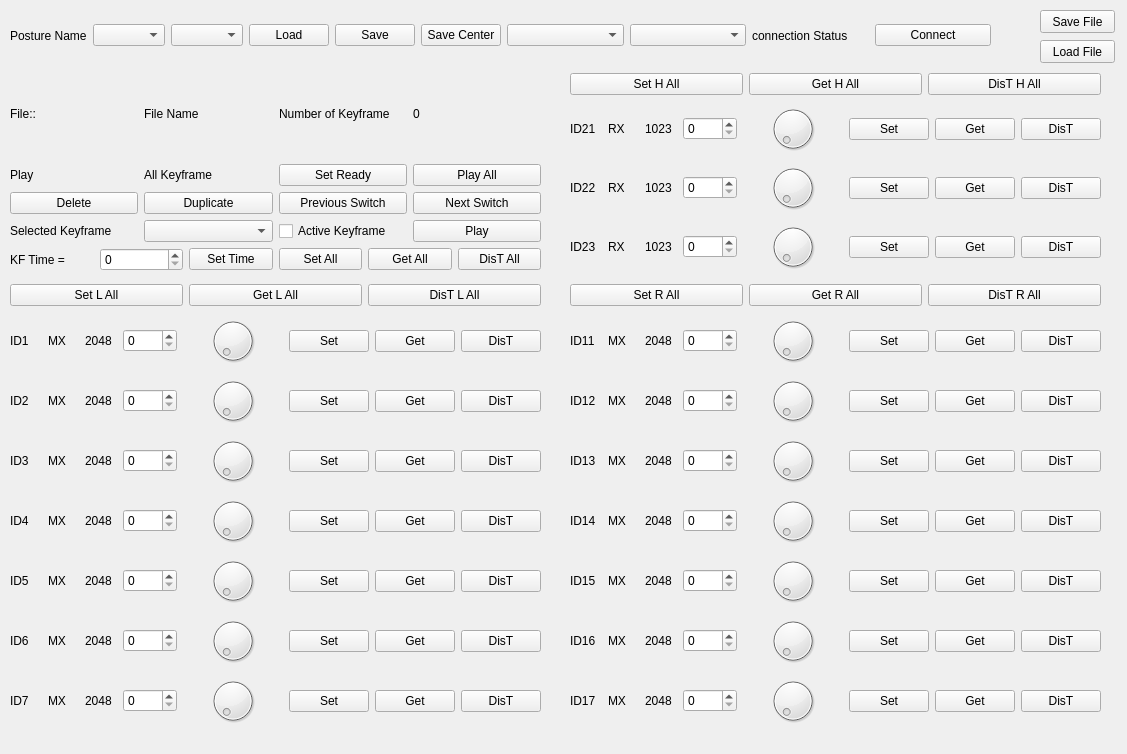
This is CODE/src/Namo_Code/SetPostureNamoUI_QT5.ui in saintwings/THESIS_NU as Qt 5 draws it before an edit. The edited form follows.
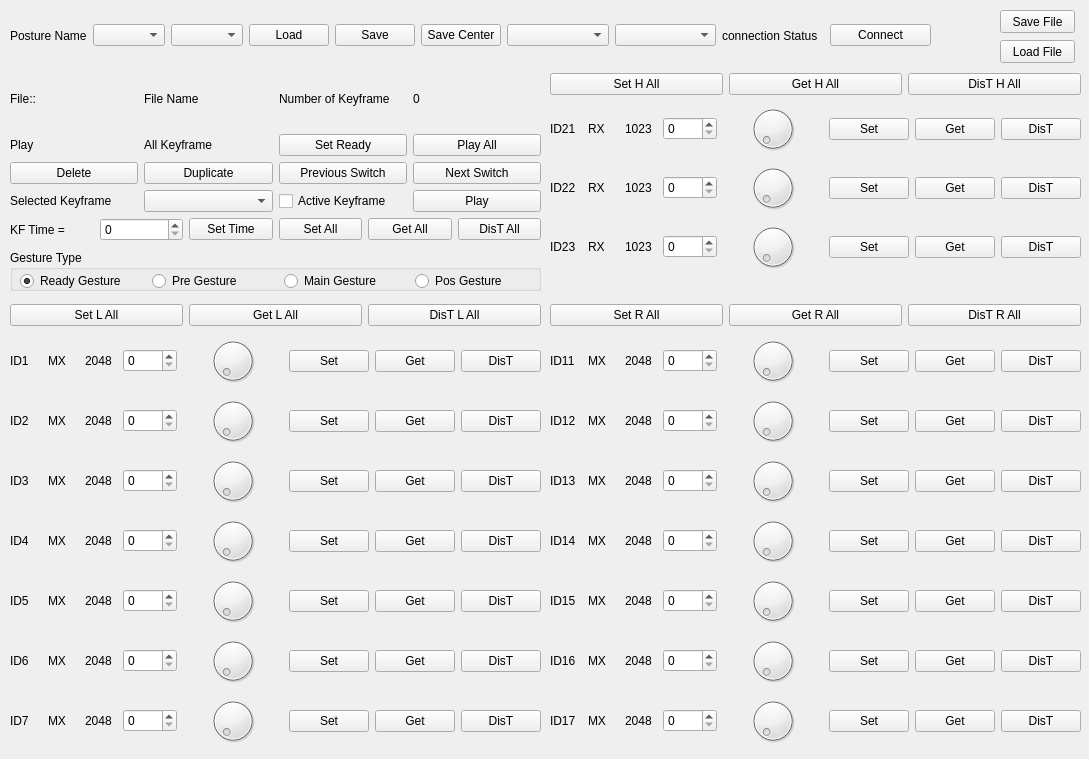
This is the edited form.

Commit message: try creat radio

Diff of the .ui file:
```diff
--- a/CODE/src/Namo_Code/SetPostureNamoUI_QT5.ui
+++ b/CODE/src/Namo_Code/SetPostureNamoUI_QT5.ui
@@ -6,8 +6,8 @@
    <rect>
     <x>0</x>
     <y>0</y>
-    <width>1127</width>
-    <height>754</height>
+    <width>1089</width>
+    <height>759</height>
    </rect>
   </property>
   <property name="windowTitle">
@@ -16,7 +16,7 @@
   <widget class="QWidget" name="verticalLayoutWidget_7">
    <property name="geometry">
     <rect>
-     <x>570</x>
+     <x>550</x>
      <y>70</y>
      <width>531</width>
      <height>205</height>
@@ -233,8 +233,8 @@
   <widget class="QWidget" name="layoutWidget">
    <property name="geometry">
     <rect>
-     <x>570</x>
-     <y>280</y>
+     <x>550</x>
+     <y>300</y>
      <width>531</width>
      <height>451</height>
     </rect>
@@ -691,7 +691,7 @@
    <property name="geometry">
     <rect>
      <x>10</x>
-     <y>280</y>
+     <y>300</y>
      <width>531</width>
      <height>451</height>
     </rect>
@@ -1147,7 +1147,7 @@
   <widget class="QPushButton" name="loadFile_pushButton">
    <property name="geometry">
     <rect>
-     <x>1040</x>
+     <x>1000</x>
      <y>40</y>
      <width>75</width>
      <height>23</height>
@@ -1160,7 +1160,7 @@
   <widget class="QPushButton" name="saveFile_pushButton">
    <property name="geometry">
     <rect>
-     <x>1040</x>
+     <x>1000</x>
      <y>10</y>
      <width>75</width>
      <height>23</height>
@@ -1176,7 +1176,7 @@
      <x>10</x>
      <y>70</y>
      <width>531</width>
-     <height>201</height>
+     <height>171</height>
     </rect>
    </property>
    <layout class="QVBoxLayout" name="verticalLayout_8">
@@ -1356,7 +1356,7 @@
     <rect>
      <x>10</x>
      <y>10</y>
-     <width>981</width>
+     <width>921</width>
      <height>51</height>
     </rect>
    </property>
@@ -1425,6 +1425,62 @@
     </item>
    </layout>
   </widget>
+  <widget class="QGroupBox" name="gesture_type_groupBox">
+   <property name="geometry">
+    <rect>
+     <x>10</x>
+     <y>250</y>
+     <width>531</width>
+     <height>41</height>
+    </rect>
+   </property>
+   <property name="title">
+    <string>Gesture Type</string>
+   </property>
+   <widget class="QWidget" name="horizontalLayoutWidget">
+    <property name="geometry">
+     <rect>
+      <x>10</x>
+      <y>20</y>
+      <width>521</width>
+      <height>22</height>
+     </rect>
+    </property>
+    <layout class="QHBoxLayout" name="horizontalLayout_29">
+     <item>
+      <widget class="QRadioButton" name="ready_gesture_radioButton">
+       <property name="text">
+        <string>Ready Gesture</string>
+       </property>
+       <property name="checked">
+        <bool>true</bool>
+       </property>
+      </widget>
+     </item>
+     <item>
+      <widget class="QRadioButton" name="pre_gesture_radioButton">
+       <property name="text">
+        <string>Pre Gesture</string>
+       </property>
+      </widget>
+     </item>
+     <item>
+      <widget class="QRadioButton" name="main_gesture_radioButton">
+       <property name="text">
+        <string>Main Gesture</string>
+       </property>
+      </widget>
+     </item>
+     <item>
+      <widget class="QRadioButton" name="pos_gesture_radioButton">
+       <property name="text">
+        <string>Pos Gesture</string>
+       </property>
+      </widget>
+     </item>
+    </layout>
+   </widget>
+  </widget>
  </widget>
  <resources/>
  <connections>
```
The commit also changes 4 other files.
